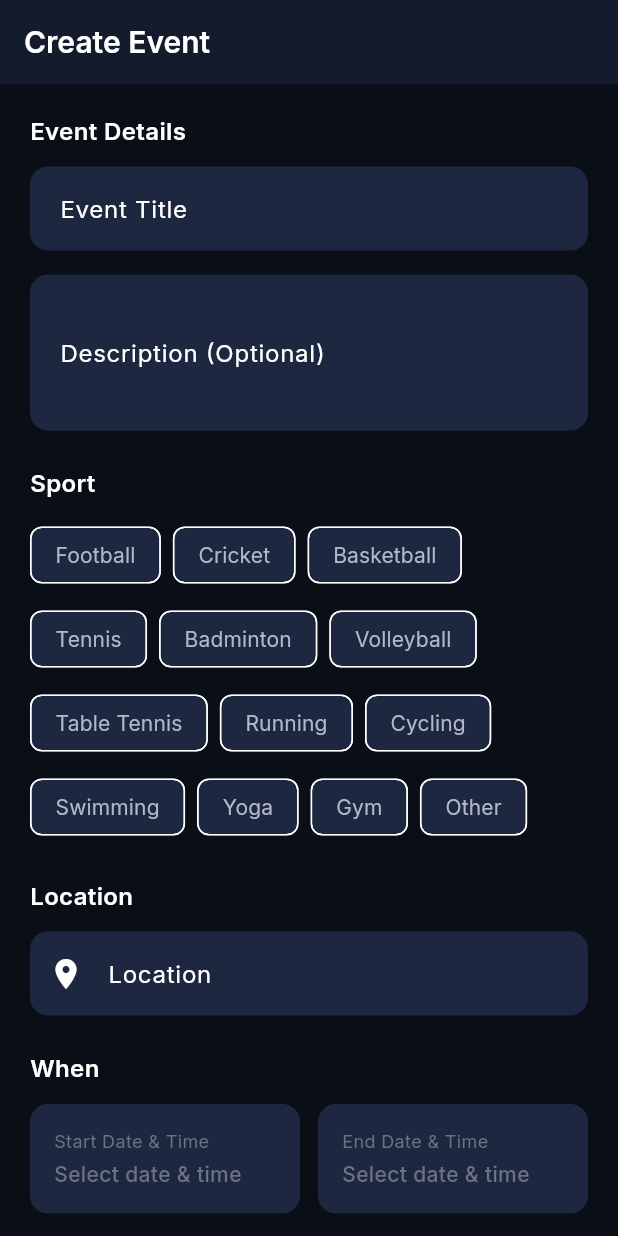
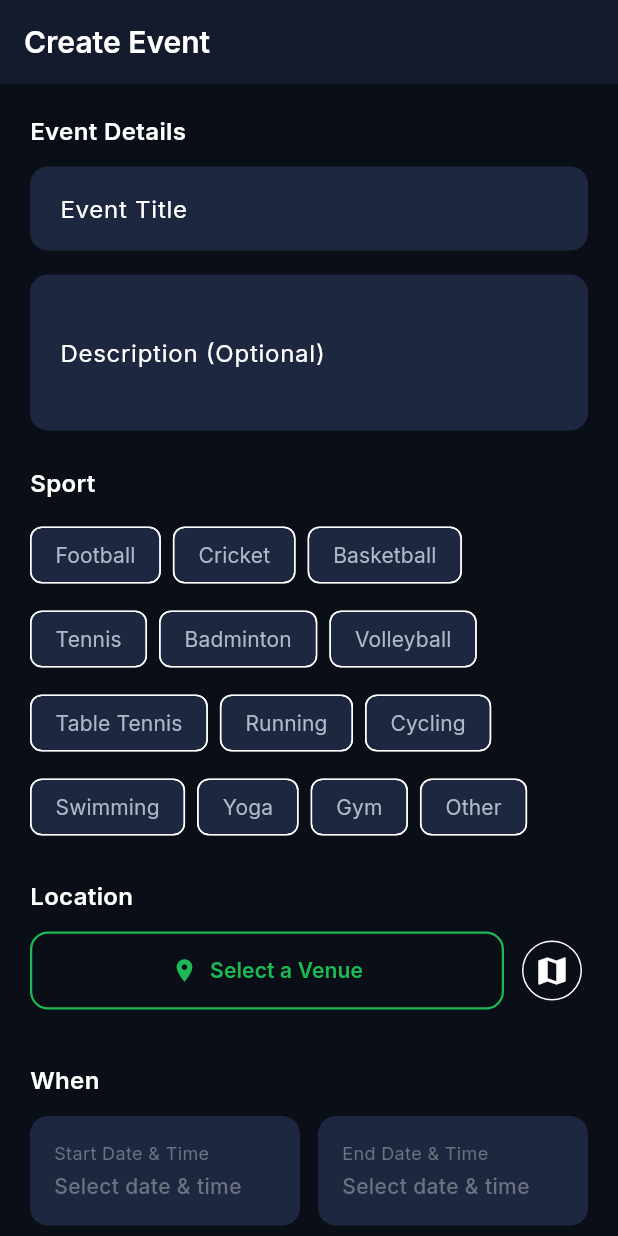
Before and after one commit to muhammedfahadt/SubIn, a Flutter app: the CreateEventScreen screen opened by its route, on a phone screen of 412 x 824 dp. Run offline on Flutter 3.47's test engine with Material 3 defaults, Android fonts, the phone set to English and light mode, and no system bars; our stand-ins replace dio, flutter_datetime_picker_plus, flutter_map, flutter_riverpod, freezed_annotation, geolocator and 7 more; missing offline and left inert: talker_dio_logger; accounts and stored records are empty.

Commit message:
feat(event): Replace location input field with VenueSelector for venue selection,Related to #15

```diff
--- a/subIn/frontend/lib/screens/events/create_event_screen.dart
+++ b/subIn/frontend/lib/screens/events/create_event_screen.dart
@@ -5,8 +5,10 @@ import 'package:flutter_datetime_picker_plus/flutter_datetime_picker_plus.dart';
 import 'package:intl/intl.dart';
 import 'package:sub_in/config/app_theme.dart';
 import 'package:sub_in/config/app_constants.dart';
+import 'package:sub_in/models/venue.dart';
 import 'package:sub_in/services/api_service.dart';
 import 'package:sub_in/providers/location_provider.dart';
+import 'package:sub_in/widgets/venue_selector.dart';
 
 class CreateEventScreen extends ConsumerStatefulWidget {
   const CreateEventScreen({super.key});
@@ -23,6 +25,7 @@ class _CreateEventScreenState extends ConsumerState<CreateEventScreen> {
   final _maxPlayersController = TextEditingController(text: '10');
   final _costController = TextEditingController();
 
+  Venue? _selectedVenue;
   String? _selectedSport;
   String _selectedSkillLevel = 'Intermediate';
   bool _isFree = true;
@@ -96,22 +99,13 @@ class _CreateEventScreenState extends ConsumerState<CreateEventScreen> {
               const SizedBox(height: 24),
 
               // Location
-              _buildSectionTitle('Location'),
-              const SizedBox(height: 12),
-              TextFormField(
-                controller: _locationController,
-                decoration: const InputDecoration(
-                  labelText: 'Location',
-                  hintText: 'e.g., Central Park Courts',
-                  prefixIcon: Icon(Icons.location_on),
-                ),
-                validator: (value) {
-                  if (value == null || value.isEmpty) {
-                    return 'Please enter a location';
-                  }
-                  return null;
-                },
-              ),
+         _buildSectionTitle('Location'),
+        const SizedBox(height: 12),
+        VenueSelector(
+          onVenueSelected: (venue) {
+            setState(() => _selectedVenue = venue);
+          },
+        ),
               const SizedBox(height: 24),
 
               // Date & Time
```
